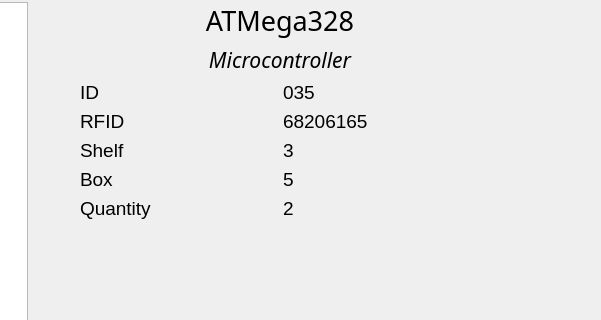
arc-bphc/sims-gui, file cart.ui: the form before one commit; both pictures show x 493 to 1094 and y 175 to 495 of the 1094 by 795 pixel window.
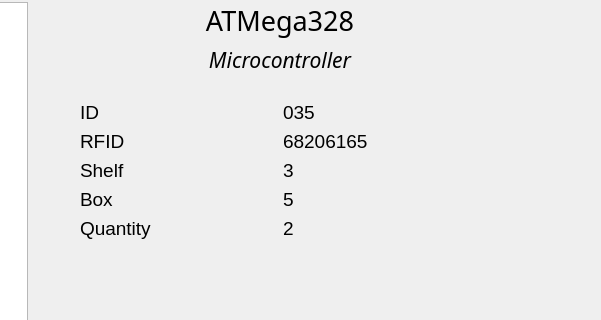
The form after the commit. Icons and pictures are not drawn.

```diff
--- a/cart.ui
+++ b/cart.ui
@@ -124,7 +124,7 @@
      </item>
      <item row="2" column="2">
       <layout class="QGridLayout" name="gridLayout">
-       <item row="6" column="0">
+       <item row="7" column="0">
         <widget class="QLabel" name="label_12">
          <property name="font">
           <font>
@@ -138,14 +138,14 @@
          </property>
         </widget>
        </item>
-       <item row="8" column="0" colspan="2">
+       <item row="9" column="0" colspan="2">
         <widget class="QPushButton" name="removeFromCartButton">
          <property name="text">
           <string>Remove From Cart</string>
          </property>
         </widget>
        </item>
-       <item row="2" column="0">
+       <item row="3" column="0">
         <widget class="QLabel" name="label_3">
          <property name="font">
           <font>
@@ -159,7 +159,7 @@
          </property>
         </widget>
        </item>
-       <item row="2" column="1">
+       <item row="3" column="1">
         <widget class="QLabel" name="partID">
          <property name="font">
           <font>
@@ -171,7 +171,7 @@
          </property>
         </widget>
        </item>
-       <item row="3" column="0">
+       <item row="4" column="0">
         <widget class="QLabel" name="label_11">
          <property name="font">
           <font>
@@ -185,7 +185,7 @@
          </property>
         </widget>
        </item>
-       <item row="5" column="0">
+       <item row="6" column="0">
         <widget class="QLabel" name="label_5">
          <property name="font">
           <font>
@@ -199,7 +199,7 @@
          </property>
         </widget>
        </item>
-       <item row="3" column="1">
+       <item row="4" column="1">
         <widget class="QLabel" name="partRFID">
          <property name="font">
           <font>
@@ -211,7 +211,7 @@
          </property>
         </widget>
        </item>
-       <item row="4" column="1">
+       <item row="5" column="1">
         <widget class="QLabel" name="partShelf">
          <property name="font">
           <font>
@@ -223,7 +223,7 @@
          </property>
         </widget>
        </item>
-       <item row="6" column="1">
+       <item row="7" column="1">
         <widget class="QLabel" name="partQty">
          <property name="font">
           <font>
@@ -235,7 +235,7 @@
          </property>
         </widget>
        </item>
-       <item row="4" column="0">
+       <item row="5" column="0">
         <widget class="QLabel" name="label_4">
          <property name="font">
           <font>
@@ -249,6 +249,18 @@
          </property>
         </widget>
        </item>
+       <item row="6" column="1">
+        <widget class="QLabel" name="partBox">
+         <property name="font">
+          <font>
+           <pointsize>14</pointsize>
+          </font>
+         </property>
+         <property name="text">
+          <string>5</string>
+         </property>
+        </widget>
+       </item>
        <item row="0" column="0" colspan="2">
         <widget class="QLabel" name="partName">
          <property name="minimumSize">
@@ -274,18 +286,6 @@
          </property>
         </widget>
        </item>
-       <item row="5" column="1">
-        <widget class="QLabel" name="partBox">
-         <property name="font">
-          <font>
-           <pointsize>14</pointsize>
-          </font>
-         </property>
-         <property name="text">
-          <string>5</string>
-         </property>
-        </widget>
-       </item>
        <item row="1" column="0" colspan="2">
         <widget class="QLabel" name="partCategory">
          <property name="font">
@@ -305,7 +305,7 @@
          </property>
         </widget>
        </item>
-       <item row="7" column="0" colspan="2">
+       <item row="8" column="0" colspan="2">
         <spacer name="verticalSpacer_4">
          <property name="orientation">
           <enum>Qt::Vertical</enum>
@@ -318,6 +318,25 @@
          </property>
         </spacer>
        </item>
+       <item row="2" column="0" colspan="2" alignment="Qt::AlignHCenter">
+        <widget class="QLabel" name="label">
+         <property name="maximumSize">
+          <size>
+           <width>130</width>
+           <height>130</height>
+          </size>
+         </property>
+         <property name="text">
+          <string/>
+         </property>
+         <property name="pixmap">
+          <pixmap>images/atmega328.jpg</pixmap>
+         </property>
+         <property name="scaledContents">
+          <bool>true</bool>
+         </property>
+        </widget>
+       </item>
       </layout>
      </item>
     </layout>
```
